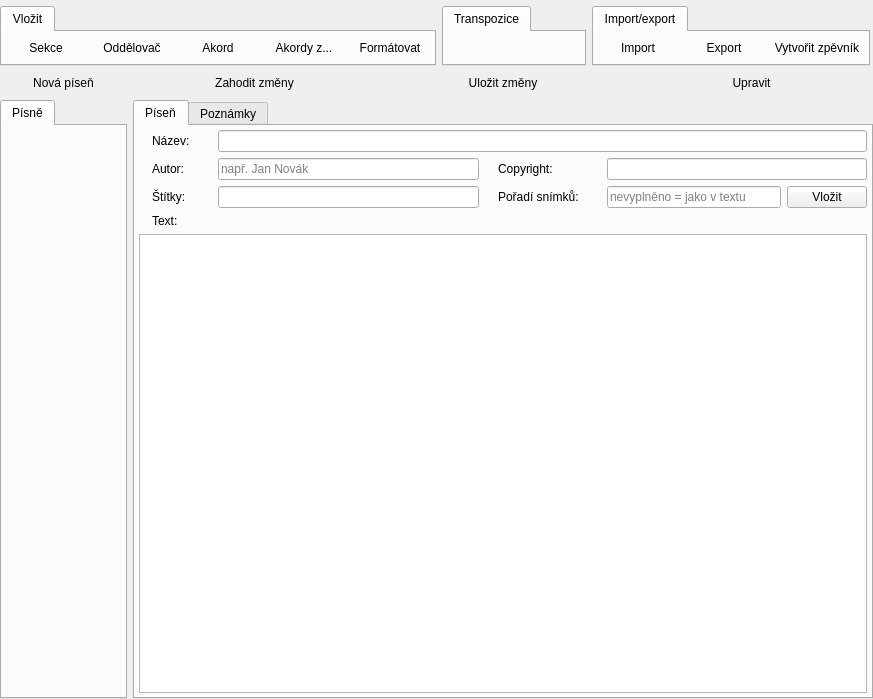
Old version of the form src/gui/mainwindow_songsmode.ui in the repository CZDanol/StrawLumen.
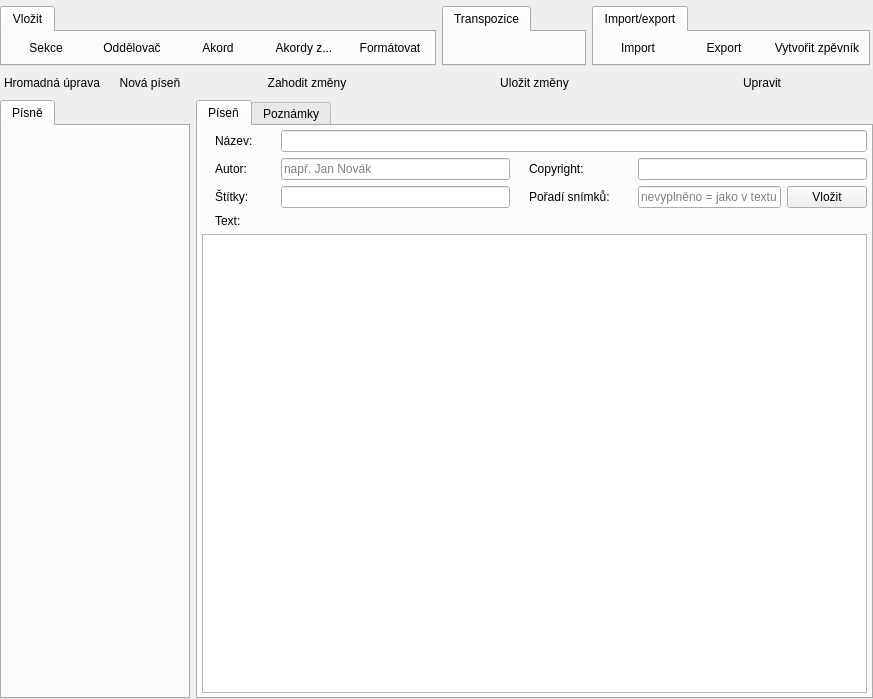
New version of the form. Icons and pictures are not drawn. Custom widgets are drawn as their Qt base class.

What changed in the file:
```diff
--- a/src/gui/mainwindow_songsmode.ui
+++ b/src/gui/mainwindow_songsmode.ui
@@ -388,6 +388,20 @@
           <property name="bottomMargin">
            <number>0</number>
           </property>
+          <item>
+           <widget class="QPushButton" name="btnBulkEdit">
+            <property name="text">
+             <string>Hromadná úprava</string>
+            </property>
+            <property name="icon">
+             <iconset resource="../../res/resources.qrc">
+              <normaloff>:/icons/16/Blockchain Technology_16px.png</normaloff>:/icons/16/Blockchain Technology_16px.png</iconset>
+            </property>
+            <property name="flat">
+             <bool>true</bool>
+            </property>
+           </widget>
+          </item>
           <item>
            <widget class="QPushButton" name="btnNew">
             <property name="text">
```
